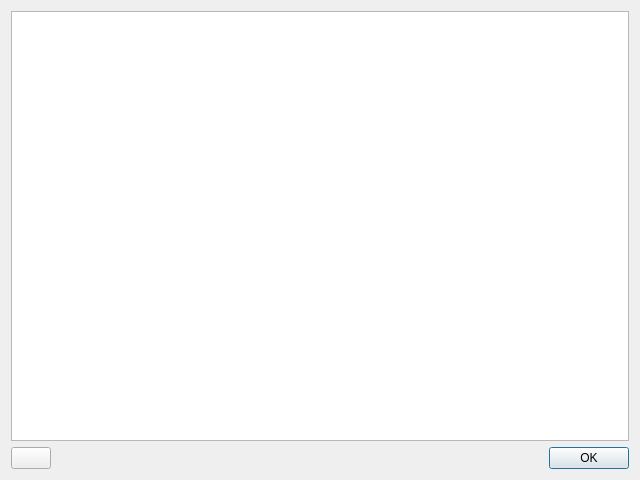
Qt form info_dialog.ui (matthewspangler/QtCAT) before a commit.
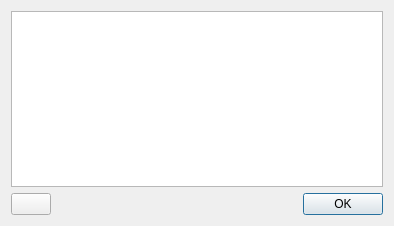
The same form after that commit. Icons and pictures are not drawn.

Commit message: Implemented dialog functionality, and added new buttons.

What changed in the file:
```diff
--- a/info_dialog.ui
+++ b/info_dialog.ui
@@ -6,8 +6,8 @@
    <rect>
     <x>0</x>
     <y>0</y>
-    <width>640</width>
-    <height>480</height>
+    <width>394</width>
+    <height>226</height>
    </rect>
   </property>
   <property name="windowTitle">
```
The commit also changes 5 other files.
